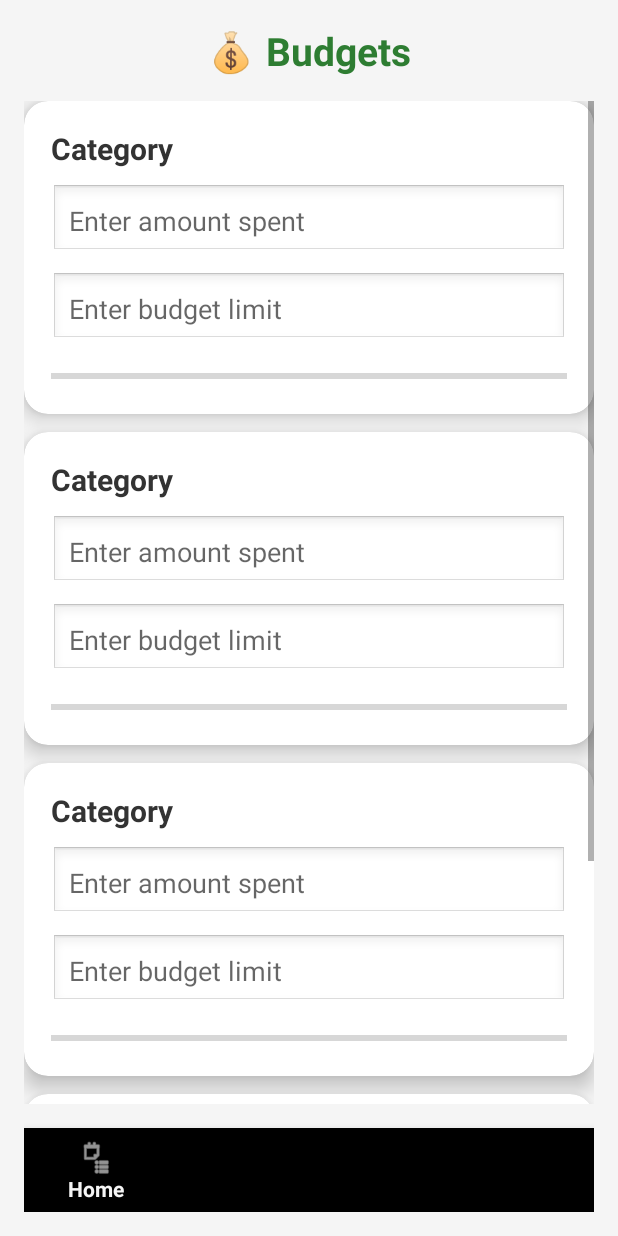
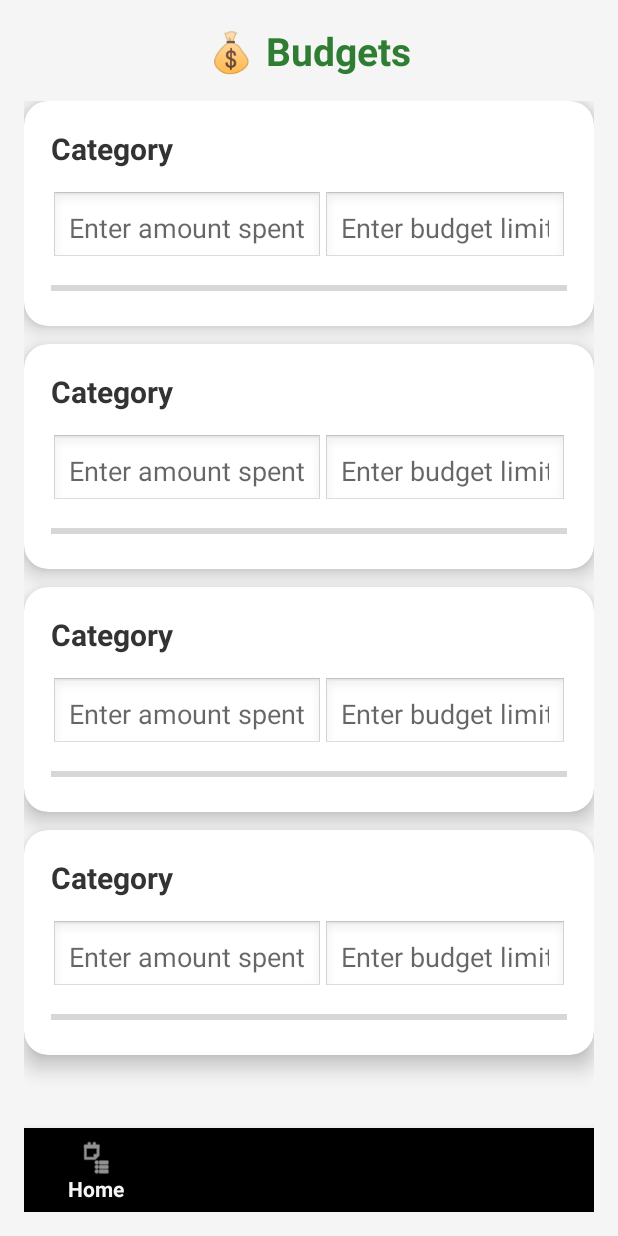
Before and after one commit to Tharun7075/FINTRACK, an Android app: the layout activity_budget.xml on its own in the app's theme, with its tools: preview values and no code run, on a phone screen of 412 x 824 dp. Run offline under Robolectric (Android 15) with nearby library versions, the phone set to English and light mode, and no system bars.

Commit message:
modified budget cards

```diff
--- a/app/src/main/res/layout/activity_home.xml
+++ b/app/src/main/res/layout/activity_home.xml
@@ -26,7 +26,7 @@
         android:id="@+id/dateStamp"
         android:layout_width="wrap_content"
         android:layout_height="wrap_content"
-        android:text="31 October 2025"
+        android:text="08 December 2025"
         android:textSize="14sp"
         android:textColor="#616161"
         android:layout_below="@id/appTitle"
--- a/app/src/main/res/layout/budget_card_stub.xml
+++ b/app/src/main/res/layout/budget_card_stub.xml
@@ -23,10 +23,16 @@
             android:textStyle="bold"
             android:textColor="#333" />
 
+        <LinearLayout
+            android:layout_width="match_parent"
+            android:layout_height="wrap_content"
+            android:orientation="horizontal"
+            android:gravity="center">
+
         <!-- Amount Spent Input -->
         <EditText
             android:id="@+id/spentInput"
-            android:layout_width="match_parent"
+            android:layout_width="wrap_content"
             android:layout_height="wrap_content"
             android:hint="Enter amount spent"
             android:inputType="number"
@@ -34,18 +40,18 @@
             android:layout_marginTop="10dp"
             android:background="@android:drawable/edit_text" />
 
-        <!-- Budget Limit Input -->
         <EditText
             android:id="@+id/limitInput"
-            android:layout_width="match_parent"
+            android:layout_width="wrap_content"
             android:layout_height="wrap_content"
+            android:layout_marginTop="10dp"
+            android:background="@android:drawable/edit_text"
             android:hint="Enter budget limit"
             android:inputType="number"
-            android:padding="12dp"
-            android:layout_marginTop="10dp"
-            android:background="@android:drawable/edit_text" />
+            android:padding="12dp" />
+        </LinearLayout>
 
-        <!-- ProgressBar -->
+
         <ProgressBar
             android:id="@+id/categoryProgress"
             style="?android:attr/progressBarStyleHorizontal"
```
Also changed, not shown: 1 other file.
